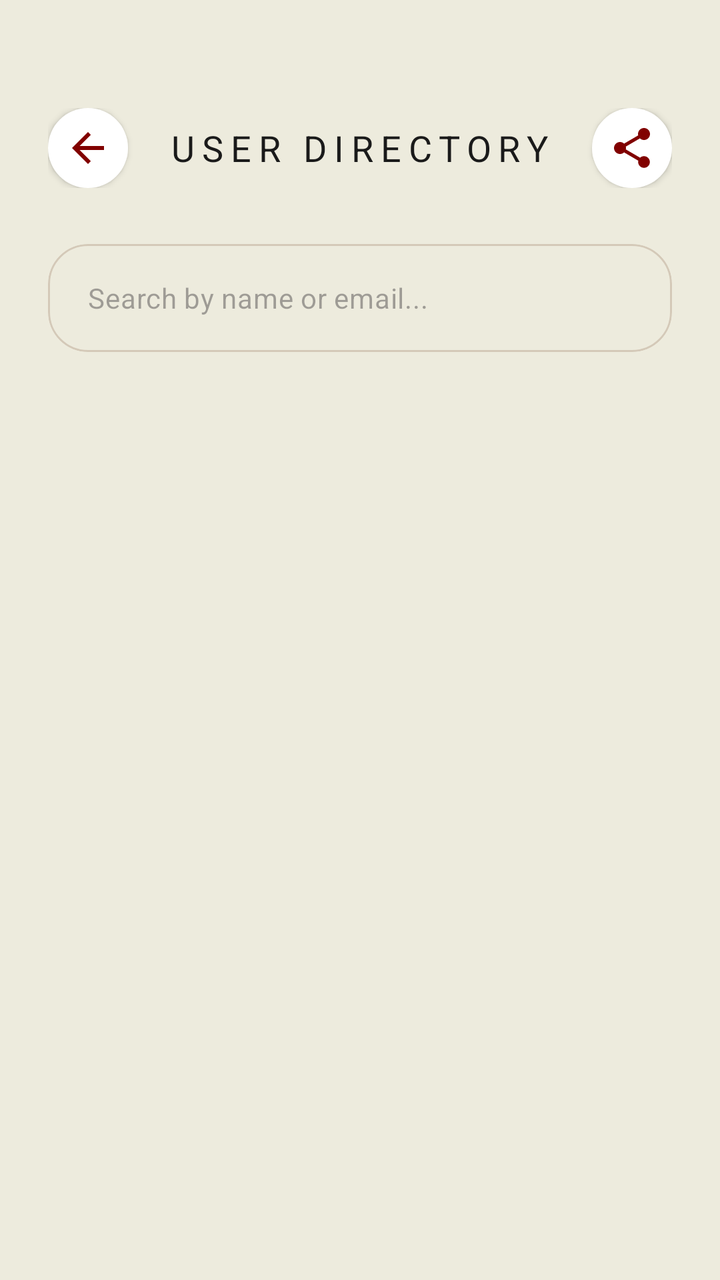
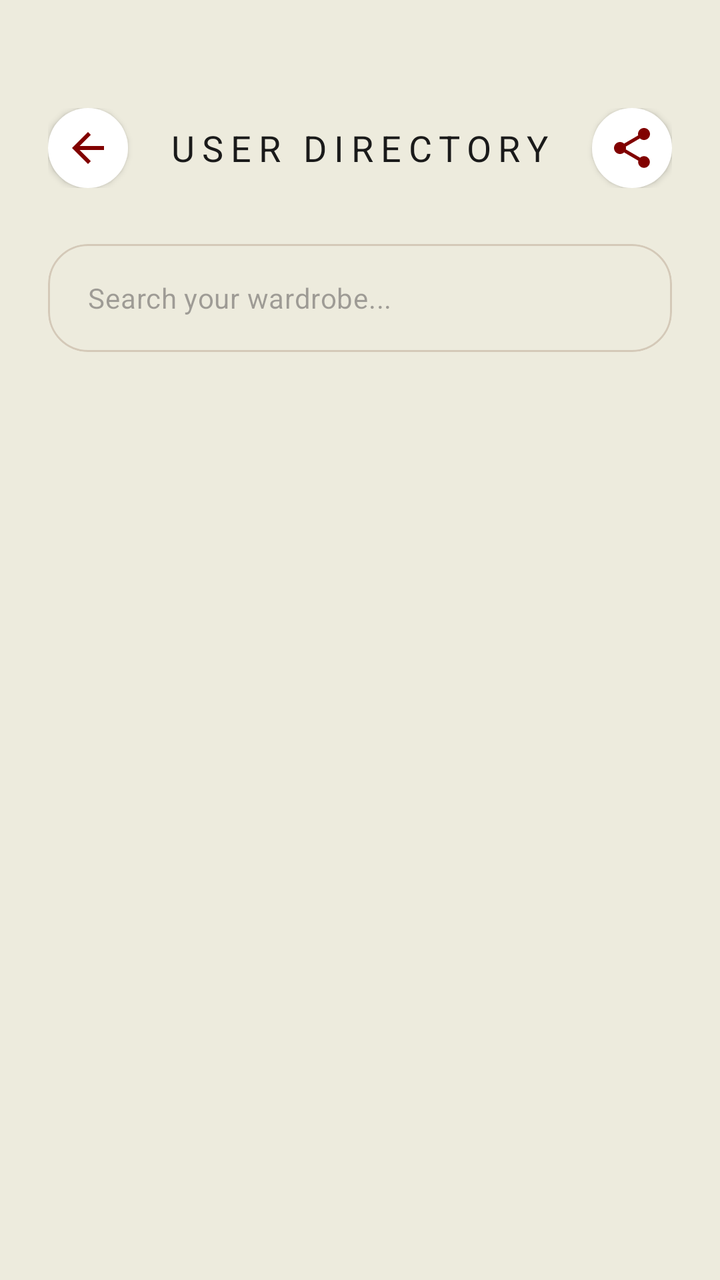

Before-and-after screenshots of an Android layout around one commit, followed by the original layout XML and the change that was made.
<!-- AndroidManifest.xml: activity theme Theme.Saive -->
<!-- res/layout/activity_user_management.xml -->
<?xml version="1.0" encoding="utf-8"?>
<androidx.constraintlayout.widget.ConstraintLayout xmlns:android="http://schemas.android.com/apk/res/android"
    xmlns:app="http://schemas.android.com/apk/res-auto"
    xmlns:tools="http://schemas.android.com/tools"
    android:layout_width="match_parent"
    android:layout_height="match_parent"
    android:background="@color/colorCotton"
    tools:context=".ui.UserManagementActivity">

    
    <LinearLayout
        android:id="@+id/toolbar"
        android:layout_width="match_parent"
        android:layout_height="wrap_content"
        android:orientation="horizontal"
        android:paddingHorizontal="24dp"
        android:paddingTop="54dp"
        android:paddingBottom="20dp"
        android:gravity="center_vertical"
        app:layout_constraintTop_toTopOf="parent">

        <ImageButton
            android:id="@+id/btnBack"
            android:layout_width="40dp"
            android:layout_height="40dp"
            android:background="@drawable/bg_circle_white"
            android:elevation="2dp"
            android:src="@drawable/ic_back"
            app:tint="@color/colorMaroon" />

        <TextView
            android:layout_width="0dp"
            android:layout_height="wrap_content"
            android:layout_weight="1"
            android:layout_marginStart="20dp"
            android:text="USER DIRECTORY"
            style="@style/TextAppearance.Saive.SectionHeader"
            android:textSize="18sp"
            android:textColor="@color/colorNoirBlack"
            android:letterSpacing="0.2" />

        <ImageButton
            android:id="@+id/btnExport"
            android:layout_width="40dp"
            android:layout_height="40dp"
            android:background="@drawable/bg_circle_white"
            android:elevation="2dp"
            android:src="@drawable/ic_share"
            app:tint="@color/colorMaroon" />
    </LinearLayout>

    
    <com.google.android.material.card.MaterialCardView
        android:id="@+id/searchCard"
        android:layout_width="match_parent"
        android:layout_height="wrap_content"
        android:layout_marginHorizontal="24dp"
        android:layout_marginTop="8dp"
        app:cardCornerRadius="20dp"
        app:cardElevation="0dp"
        app:strokeWidth="1dp"
        app:strokeColor="@color/colorLinen"
        app:layout_constraintTop_toBottomOf="@id/toolbar">
        <EditText
            android:id="@+id/etUserSearch"
            android:layout_width="match_parent"
            android:layout_height="54dp"
            android:background="@android:color/transparent"
            android:hint="Search by name or email..."
            android:paddingHorizontal="20dp"
            android:textSize="14sp"
            style="@style/TextAppearance.Saive.Light" />
    </com.google.android.material.card.MaterialCardView>

    <androidx.recyclerview.widget.RecyclerView
        android:id="@+id/rvUsers"
        android:layout_width="match_parent"
        android:layout_height="0dp"
        android:layout_marginTop="20dp"
        android:paddingHorizontal="24dp"
        android:clipToPadding="false"
        app:layout_constraintTop_toBottomOf="@id/searchCard"
        app:layout_constraintBottom_toBottomOf="parent" />

</androidx.constraintlayout.widget.ConstraintLayout>
<!-- resources referenced by this layout -->
<resources>
  <color name="colorCotton">#EDEBDD</color>
  <color name="colorLinen">#D4C9B8</color>
  <color name="colorMaroon">#810100</color>
  <color name="colorNoirBlack">#1A1A1A</color>
  <!-- drawable bg_circle_white (drawable) -->
  <?xml version="1.0" encoding="utf-8"?>
  <shape xmlns:android="http://schemas.android.com/apk/res/android">
      <solid android:color="@color/white" />
      <corners android:radius="1000dp" />
  </shape>
  <!-- drawable ic_back (drawable) -->
  <vector xmlns:android="http://schemas.android.com/apk/res/android"
      android:width="24dp"
      android:height="24dp"
      android:viewportWidth="24"
      android:viewportHeight="24">
      <path
          android:fillColor="#000000"
          android:pathData="M20,11H7.83l5.59,-5.59L12,4l-8,8l8,8l1.41,-1.41L7.83,13H20V11Z" />
  </vector>
  <style name="TextAppearance.Saive.Light" parent="TextAppearance.MaterialComponents.Body2">
          <item name="android:fontFamily">sans-serif-light</item>
      </style>
  <style name="TextAppearance.Saive.SectionHeader" parent="TextAppearance.Saive.Header">
          <item name="android:textSize">@dimen/text_size_h3</item>
          <item name="android:textStyle">normal</item>
          <item name="android:textAllCaps">false</item>
      </style>
  <style name="Theme.Saive" parent="Base.Theme.Saive" />
  <color name="white">#FFFFFFFF</color>
  <dimen name="text_size_h3">20sp</dimen>
  <style name="Base.Theme.Saive" parent="Theme.Material3.DayNight.NoActionBar">
          <item name="android:windowActivityTransitions">true</item>
          <item name="android:windowContentTransitions">true</item>
          <item name="android:windowSharedElementEnterTransition">@android:transition/move</item>
          <item name="android:windowSharedElementExitTransition">@android:transition/move</item>
          <item name="android:windowLightStatusBar">true</item>
          <item name="android:statusBarColor">@color/colorCotton</item>
  
          
          <item name="colorPrimary">@color/colorMaroon</item>
          <item name="colorOnPrimary">@color/white</item>
          <item name="colorPrimaryContainer">@color/colorMaroon</item>
          <item name="colorOnPrimaryContainer">@color/white</item>
          <item name="colorSecondary">@color/colorSand</item>
          <item name="colorOnSecondary">@color/white</item>
          <item name="colorTertiary">@color/colorNoirBlack</item>
          <item name="android:colorBackground">@color/colorCotton</item>
          <item name="colorSurface">@color/colorCotton</item>
          <item name="colorOnSurface">@color/colorNoirBlack</item>
  
          
          <item name="android:fontFamily">sans-serif-light</item>
          <item name="textAppearanceHeadlineLarge">@style/TextAppearance.Saive.Header</item>
          <item name="textAppearanceHeadlineMedium">@style/TextAppearance.Saive.Header</item>
          <item name="textAppearanceTitleLarge">@style/TextAppearance.Saive.SectionHeader</item>
          <item name="textAppearanceBodyLarge">@style/TextAppearance.Saive.Thin</item>
          <item name="textAppearanceBodyMedium">@style/TextAppearance.Saive.Light</item>
          <item name="textAppearanceLabelLarge">@style/TextAppearance.Saive.Label</item>
      </style>
  <dimen name="text_size_h1">28sp</dimen>
  <color name="colorSand">#A89B85</color>
  <style name="TextAppearance.Saive.Thin" parent="TextAppearance.MaterialComponents.Body1">
          <item name="android:fontFamily">sans-serif-light</item>
          <item name="android:letterSpacing">0.05</item>
      </style>
  <dimen name="text_size_tiny">10sp</dimen>
  <!-- unchanged entries left out for length: 3 -->
</resources>

<!-- the commit's change to res/layout/activity_user_management.xml (unified diff, before → after) -->
@@ -33,7 +33,7 @@
             android:layout_height="wrap_content"
             android:layout_weight="1"
             android:layout_marginStart="20dp"
-            android:text="USER DIRECTORY"
+            android:text="@string/admin_user_mgmt"
             style="@style/TextAppearance.Saive.SectionHeader"
             android:textSize="18sp"
             android:textColor="@color/colorNoirBlack"
@@ -66,7 +66,7 @@
             android:layout_width="match_parent"
             android:layout_height="54dp"
             android:background="@android:color/transparent"
-            android:hint="Search by name or email..."
+            android:hint="@string/search_hint"
             android:paddingHorizontal="20dp"
             android:textSize="14sp"
             style="@style/TextAppearance.Saive.Light" />
<!-- resource entries referenced after the edit -->
@@ -20,6 +20,8 @@
           android:fillColor="#000000"
           android:pathData="M20,11H7.83l5.59,-5.59L12,4l-8,8l8,8l1.41,-1.41L7.83,13H20V11Z" />
   </vector>
+  <string name="admin_user_mgmt">USER DIRECTORY</string>
+  <string name="search_hint">Search your wardrobe...</string>
   <style name="TextAppearance.Saive.Light" parent="TextAppearance.MaterialComponents.Body2">
           <item name="android:fontFamily">sans-serif-light</item>
       </style>
@@ -44,8 +46,8 @@
           <item name="colorOnPrimary">@color/white</item>
           <item name="colorPrimaryContainer">@color/colorMaroon</item>
           <item name="colorOnPrimaryContainer">@color/white</item>
-          <item name="colorSecondary">@color/colorSand</item>
-          <item name="colorOnSecondary">@color/white</item>
+          <item name="colorSecondaryContainer">@color/colorLinen</item>
+          <item name="colorOnSecondaryContainer">@color/colorNoirBlack</item>
           <item name="colorTertiary">@color/colorNoirBlack</item>
           <item name="android:colorBackground">@color/colorCotton</item>
           <item name="colorSurface">@color/colorCotton</item>
@@ -61,7 +63,6 @@
           <item name="textAppearanceLabelLarge">@style/TextAppearance.Saive.Label</item>
       </style>
   <dimen name="text_size_h1">28sp</dimen>
-  <color name="colorSand">#A89B85</color>
   <style name="TextAppearance.Saive.Thin" parent="TextAppearance.MaterialComponents.Body1">
           <item name="android:fontFamily">sans-serif-light</item>
           <item name="android:letterSpacing">0.05</item>
